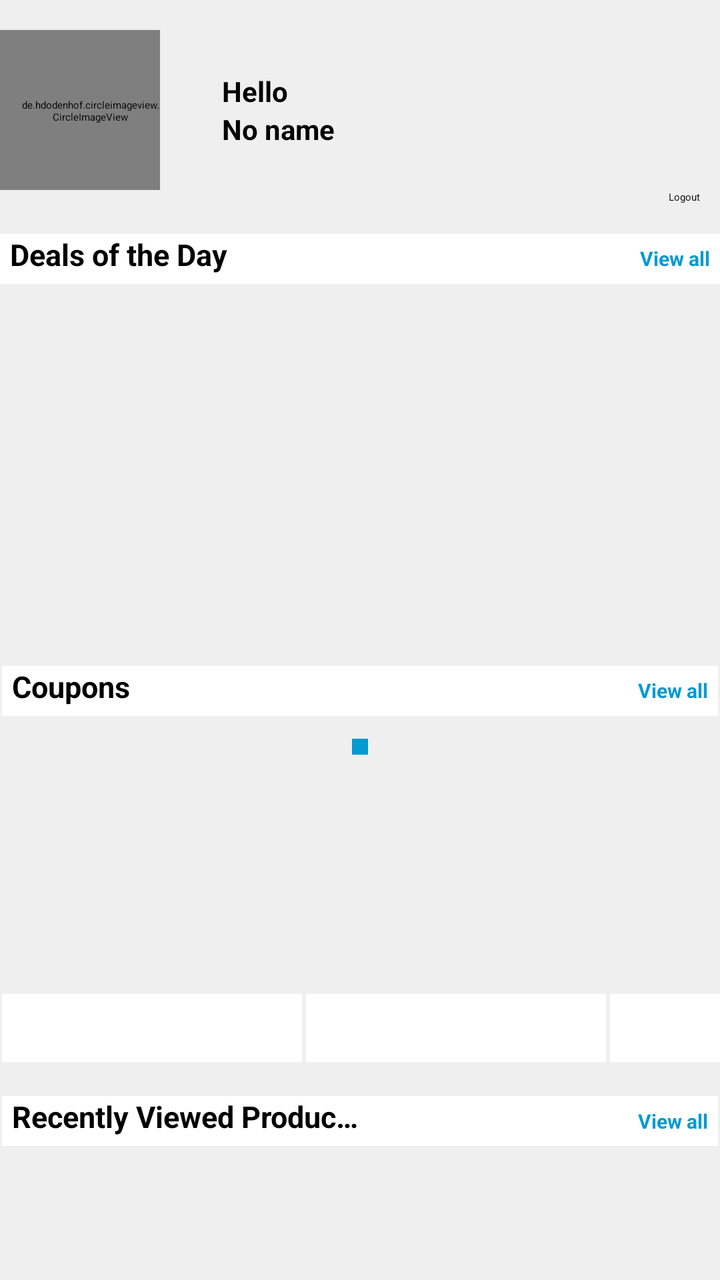
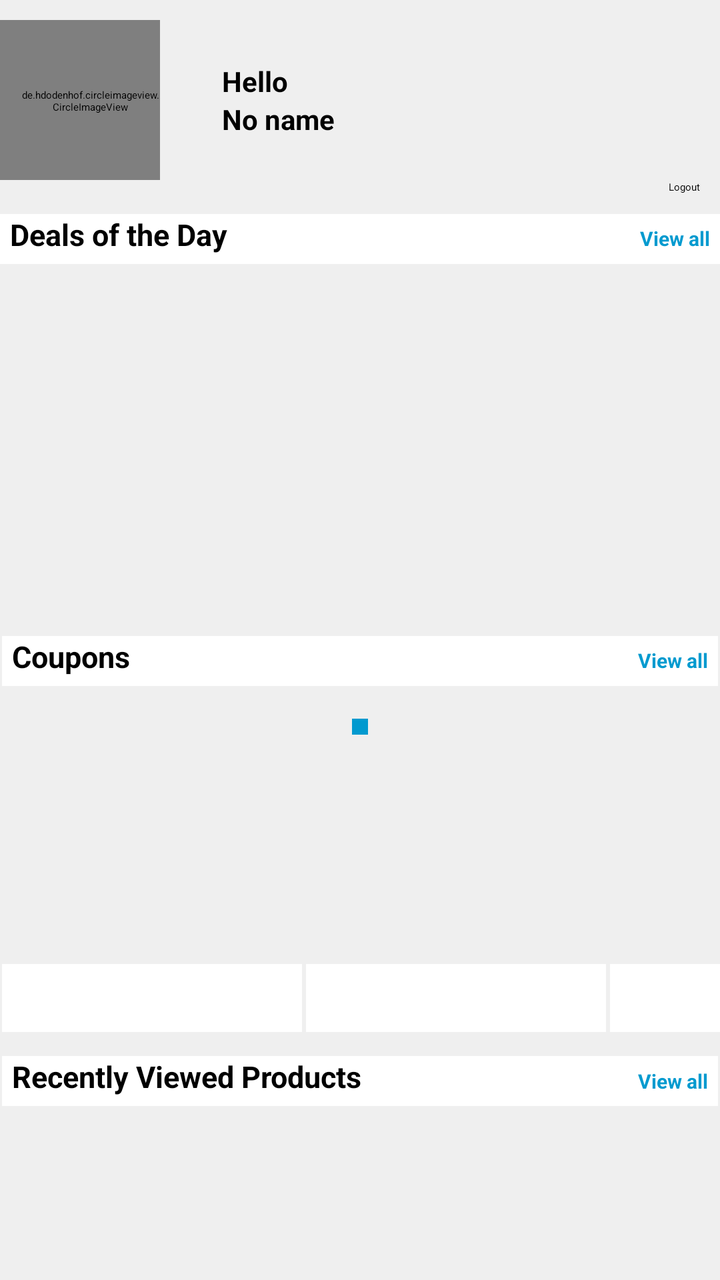

Screens rendered from an Android XML layout before and after an edit, with the pre-edit source and the edit as a unified diff.
<!-- AndroidManifest.xml: application theme ThemeOverlay.AppCompat.Dark -->
<!-- res/layout/content_profile_page_user.xml -->
<?xml version="1.0" encoding="utf-8"?>
<ScrollView xmlns:android="http://schemas.android.com/apk/res/android"
    xmlns:app="http://schemas.android.com/apk/res-auto"
    xmlns:tools="http://schemas.android.com/tools"
    tools:context=".homeScreen"
    tools:ignore="contentDescription"
    android:background="@color/background_home_screen"
    android:layout_width="match_parent"
    android:layout_height="match_parent"
    android:fillViewport="true">

    <RelativeLayout
        android:layout_width="match_parent"
        android:layout_height="match_parent"
        android:background="@color/background_home_screen"
        app:layout_behavior="@string/appbar_scrolling_view_behavior"
        tools:context="com.example.siddhant.pricyfy.homeScreen">

        <RelativeLayout
            android:layout_marginTop="15dp"
            android:layout_width="match_parent"
            android:layout_height="match_parent"
            android:id="@+id/linear_layout1">

            <de.hdodenhof.circleimageview.CircleImageView
                xmlns:app="http://schemas.android.com/apk/res-auto"
                android:id="@+id/profile_image"
                android:layout_width="80dp"
                android:layout_height="80dp"
                android:paddingLeft="10dp"
                android:src="@drawable/profile_pic_sidebar"
                app:civ_border_width="1dp"
                android:paddingTop="1dp"
                app:civ_border_color="#A9A9A9"
                android:layout_gravity="bottom"/>

            <LinearLayout
                android:id="@+id/ll2"
                android:paddingLeft="25dp"
                android:layout_centerVertical="true"
                android:layout_toRightOf="@id/profile_image"
                android:background="@color/background_home_screen"
                android:layout_width="match_parent"
                android:layout_height="wrap_content"
                android:layout_weight="1"
                android:layout_margin="1dp"
                android:orientation="vertical"
                android:clickable="true"
                android:onClick="goToDealsPage">

                <TextView
                    android:id="@+id/tv1"
                    android:paddingLeft="5dp"
                    android:layout_width="wrap_content"
                    android:layout_height="wrap_content"
                    android:text="Hello"
                    android:gravity="center_vertical"
                    android:textStyle="bold"
                    android:textColor="@color/pure_black"
                    android:textAppearance="@style/TextAppearance.AppCompat.Body1" />

                <TextView
                    android:layout_width="wrap_content"
                    android:layout_height="wrap_content"
                    android:text="No name"
                    android:paddingLeft="5dp"
                    android:id="@+id/tv2"
                    android:textStyle="bold"
                    android:textColor="@color/pure_black"
                    android:textAppearance="@style/TextAppearance.AppCompat.Body1"
                    android:clickable="true"
                    android:onClick="goToLoginPage"/>
            </LinearLayout>

        </RelativeLayout>
        <TextView
            android:layout_width="match_parent"
            android:id="@+id/tv_signout"
            android:layout_height="wrap_content"
            android:layout_below="@id/linear_layout1"
            android:textAlignment="viewEnd"
            android:paddingRight="10dp"
            android:text="Logout"
            android:clickable="true"
            android:onClick="signOut"/>

            <RelativeLayout
                android:id="@+id/deals"
                android:layout_width="match_parent"
                android:layout_height="200dp"
                android:layout_marginTop="15dp"
                android:layout_below="@id/tv_signout"
                android:layout_centerHorizontal="true">

                <LinearLayout
                    android:id="@+id/tvLL1"
                    android:clickable="true"
                    android:onClick="openDealsPage"
                    android:layout_width="match_parent"
                    android:layout_height="wrap_content"
                    android:background="#ffffff"
                    android:orientation="horizontal">
                    <TextView
                        android:layout_width="match_parent"
                        android:layout_height="25dp"
                        android:layout_weight="1"
                        android:layout_marginLeft="5dp"
                        android:text="Deals of the Day"
                        android:textAllCaps="false"
                        android:textSize="15dp"
                        android:textColor="@color/deals_of_the_day"
                        android:textStyle="bold" />
                    <TextView
                        android:layout_width="match_parent"
                        android:layout_height="25dp"
                        android:layout_marginRight="5dp"
                        android:layout_weight="1"
                        android:text="View all"
                        android:gravity="end"
                        android:textAllCaps="false"
                        android:textAlignment="textEnd"
                        android:textSize="10dp"
                        android:textColor="@color/view_all"
                        android:textStyle="bold" />
                </LinearLayout>

                <android.support.v7.widget.RecyclerView
                    android:id="@+id/rv_deals"
                    android:layout_width="match_parent"
                    android:background="@color/background_home_screen"
                    android:layout_height="fill_parent"
                    android:layout_below="@id/tvLL1"
                    xmlns:android="http://schemas.android.com/apk/res/android">
                </android.support.v7.widget.RecyclerView>

            </RelativeLayout>

            <RelativeLayout
                android:id="@+id/coupons"
                android:layout_width="match_parent"
                android:layout_height="200dp"
                android:layout_marginTop="15dp"
                android:layout_below="@id/deals"
                android:layout_centerHorizontal="true">

                <LinearLayout
                    android:id="@+id/tvLL2"
                    android:clickable="true"
                    android:background="#ffffff"
                    android:onClick="openCouponsPage"
                    android:layout_width="match_parent"
                    android:layout_height="wrap_content"
                    android:layout_margin="1dp"
                    android:layout_marginLeft="0dp"
                    android:layout_marginRight="0dp"
                    android:orientation="horizontal">
                    <TextView
                        android:layout_width="match_parent"
                        android:layout_height="25dp"
                        android:layout_weight="1"
                        android:layout_marginLeft="5dp"
                        android:text="Coupons"
                        android:textAllCaps="false"
                        android:textSize="15dp"
                        android:textColor="@color/deals_of_the_day"
                        android:textStyle="bold" />
                    <TextView
                        android:layout_width="match_parent"
                        android:layout_height="25dp"
                        android:layout_weight="1"
                        android:layout_marginRight="5dp"
                        android:text="View all"
                        android:gravity="end"
                        android:textAllCaps="false"
                        android:textAlignment="textEnd"
                        android:textSize="10dp"
                        android:textColor="@color/view_all"
                        android:textStyle="bold" />
                </LinearLayout>

                <HorizontalScrollView
                    android:layout_width="match_parent"
                    android:layout_height="match_parent"
                    android:scrollbars="none"
                    android:background="@color/background_home_screen"
                    android:layout_below="@id/tvLL2">

                    <LinearLayout
                        android:layout_width="match_parent"
                        android:layout_height="match_parent"
                        android:orientation="horizontal">

                        <LinearLayout
                            android:id="@+id/coupon_ll1"
                            xmlns:android="http://schemas.android.com/apk/res/android"
                            android:layout_width="150dp"
                            android:layout_height="match_parent"
                            android:layout_margin="1dp"
                            android:layout_marginLeft="0dp"
                            android:layout_marginRight="0dp"
                            android:orientation="vertical">

                            <ImageView
                                android:id="@+id/iv2_coupons"
                                android:layout_width="match_parent"
                                android:layout_height="match_parent"
                                android:layout_weight="1"
                                android:scaleType="fitXY"/>
                            <TextView
                                android:id="@+id/tv2_coupons"
                                android:layout_width="match_parent"
                                android:layout_height="match_parent"
                                android:layout_weight="4"
                                android:textAlignment="center"
                                android:background="#ffffff"
                                android:textColor="#000000"
                                android:textSize="10dp"/>

                        </LinearLayout>

                        <LinearLayout
                            android:id="@+id/coupon_ll2"
                            xmlns:android="http://schemas.android.com/apk/res/android"
                            android:layout_width="150dp"
                            android:layout_height="match_parent"
                            android:layout_margin="1dp"
                            android:layout_marginLeft="0dp"
                            android:layout_marginRight="0dp"
                            android:orientation="vertical">

                            <ImageView
                                android:id="@+id/iv1_coupons"
                                android:layout_width="match_parent"
                                android:layout_height="match_parent"
                                android:layout_weight="1"
                                android:scaleType="fitXY"/>
                            <TextView
                                android:id="@+id/tv1_coupons"
                                android:layout_width="match_parent"
                                android:layout_height="match_parent"
                                android:layout_weight="4"
                                android:textAlignment="center"
                                android:background="#ffffff"
                                android:textColor="#000000"
                                android:textSize="10dp"/>

                        </LinearLayout>

                        <LinearLayout
                            android:id="@+id/coupon_ll3"
                            xmlns:android="http://schemas.android.com/apk/res/android"
                            android:layout_width="150dp"
                            android:layout_height="match_parent"
                            android:layout_margin="1dp"
                            android:layout_marginLeft="0dp"
                            android:layout_marginRight="0dp"
                            android:orientation="vertical">

                            <ImageView
                                android:id="@+id/iv3_coupons"
                                android:layout_width="match_parent"
                                android:layout_height="match_parent"
                                android:layout_weight="1"
                                android:scaleType="fitXY"/>
                            <TextView
                                android:id="@+id/tv3_coupons"
                                android:layout_width="match_parent"
                                android:layout_height="match_parent"
                                android:layout_weight="4"
                                android:background="#ffffff"
                                android:textAlignment="center"
                                android:textColor="#000000"
                                android:textSize="10dp"/>

                        </LinearLayout>
                    </LinearLayout>
                </HorizontalScrollView>
            </RelativeLayout>

            <RelativeLayout
                android:layout_width="match_parent"
                android:layout_height="200dp"
                android:layout_marginTop="15dp"
                android:background="@color/background_home_screen"
                android:id="@+id/recently_viewed_products"
                android:layout_below="@id/coupons">


                <LinearLayout
                    android:id="@+id/tvLL3"
                    android:clickable="true"
                    android:onClick="setViewAllButtons"
                    android:layout_width="match_parent"
                    android:layout_height="wrap_content"
                    android:layout_margin="1dp"
                    android:orientation="horizontal"
                    android:background="#ffffff">
                    <TextView
                        android:layout_gravity="center"
                        android:layout_width="match_parent"
                        android:layout_height="25dp"
                        android:layout_weight="1"
                        android:layout_marginLeft="5dp"
                        android:text="Recently Viewed Products"
                        android:textAllCaps="false"
                        android:singleLine="true"
                        android:textSize="15dp"
                        android:textColor="@color/deals_of_the_day"
                        android:textStyle="bold"/>
                    <TextView
                        android:layout_width="match_parent"
                        android:layout_height="25dp"
                        android:layout_weight="1"
                        android:layout_marginRight="5dp"
                        android:textAlignment="viewEnd"
                        android:text="View all"
                        android:gravity="center"
                        android:textAllCaps="false"
                        android:textSize="10dp"
                        android:textColor="@color/view_all"
                        android:textStyle="bold" />
                </LinearLayout>

                <android.support.v7.widget.RecyclerView
                    android:background="@color/background_home_screen"
                    android:layout_below="@id/tvLL3"
                    android:layout_width="match_parent"
                    android:layout_height="fill_parent"
                    xmlns:android="http://schemas.android.com/apk/res/android" />
            </RelativeLayout>
        <ProgressBar
            android:id="@+id/progressBar1"
            style="?android:attr/progressBarStyleLarge"
            android:layout_width="wrap_content"
            android:layout_height="wrap_content"
            android:layout_centerHorizontal="true"
            android:layout_centerVertical="true"
            android:secondaryProgressTint="@color/pricify_blue"
            android:progressDrawable="@color/pricify_blue"
            android:progressTint="@color/pricify_blue"/>
    </RelativeLayout>
</ScrollView>
<!-- resources referenced by this layout -->
<resources>
  <color name="background_home_screen">#efefef</color>
  <color name="deals_of_the_day">#000000</color>
  <color name="pricify_blue">#029ACF</color>
  <color name="pure_black">#000000</color>
  <color name="view_all">@color/pricify_blue</color>
  <!-- drawable profile_pic_sidebar: png bitmap (drawable, 6510 bytes) -->
</resources>

<!-- the commit's change to res/layout/content_profile_page_user.xml (unified diff, before → after) -->
@@ -17,7 +17,7 @@
         tools:context="com.example.siddhant.pricyfy.homeScreen">
 
         <RelativeLayout
-            android:layout_marginTop="15dp"
+            android:layout_marginTop="10dp"
             android:layout_width="match_parent"
             android:layout_height="match_parent"
             android:id="@+id/linear_layout1">
@@ -88,7 +88,7 @@
                 android:id="@+id/deals"
                 android:layout_width="match_parent"
                 android:layout_height="200dp"
-                android:layout_marginTop="15dp"
+                android:layout_marginTop="10dp"
                 android:layout_below="@id/tv_signout"
                 android:layout_centerHorizontal="true">
 
@@ -139,7 +139,7 @@
                 android:id="@+id/coupons"
                 android:layout_width="match_parent"
                 android:layout_height="200dp"
-                android:layout_marginTop="15dp"
+                android:layout_marginTop="10dp"
                 android:layout_below="@id/deals"
                 android:layout_centerHorizontal="true">
 
@@ -280,7 +280,7 @@
             <RelativeLayout
                 android:layout_width="match_parent"
                 android:layout_height="200dp"
-                android:layout_marginTop="15dp"
+                android:layout_marginTop="10dp"
                 android:background="@color/background_home_screen"
                 android:id="@+id/recently_viewed_products"
                 android:layout_below="@id/coupons">
@@ -290,20 +290,19 @@
                     android:id="@+id/tvLL3"
                     android:clickable="true"
                     android:onClick="setViewAllButtons"
-                    android:layout_width="match_parent"
+                    android:layout_width="wrap_content"
                     android:layout_height="wrap_content"
                     android:layout_margin="1dp"
                     android:orientation="horizontal"
                     android:background="#ffffff">
                     <TextView
                         android:layout_gravity="center"
-                        android:layout_width="match_parent"
-                        android:layout_height="25dp"
+                        android:layout_width="500dp"
+                        android:layout_height="match_parent"
                         android:layout_weight="1"
                         android:layout_marginLeft="5dp"
                         android:text="Recently Viewed Products"
                         android:textAllCaps="false"
-                        android:singleLine="true"
                         android:textSize="15dp"
                         android:textColor="@color/deals_of_the_day"
                         android:textStyle="bold"/>
